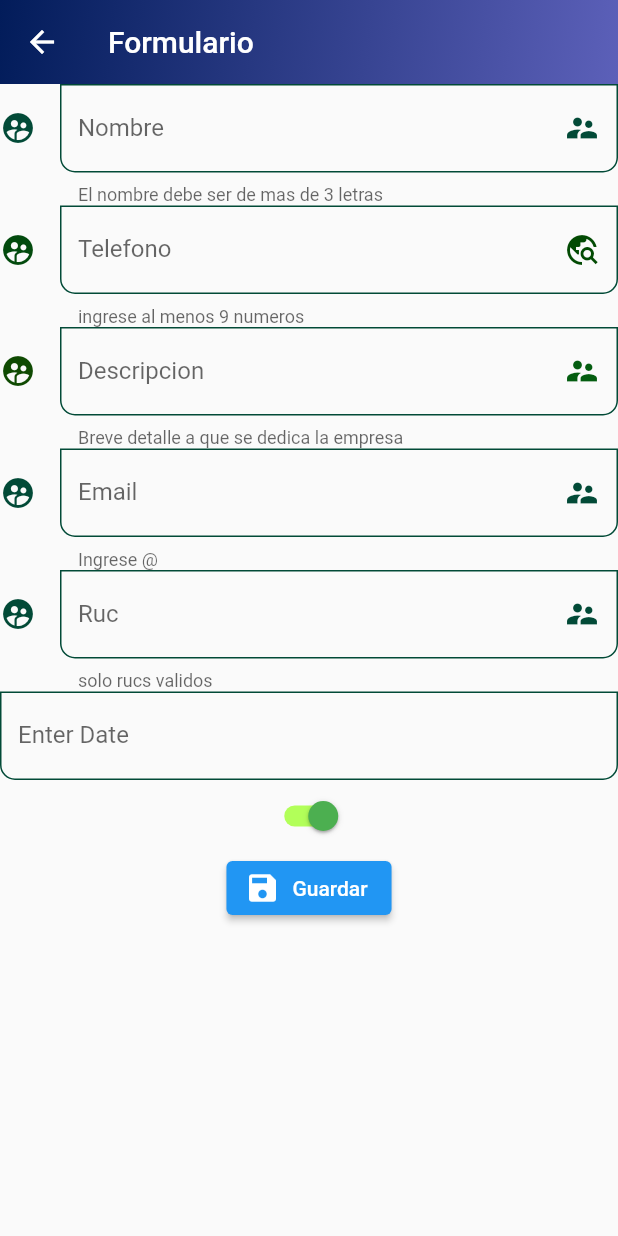
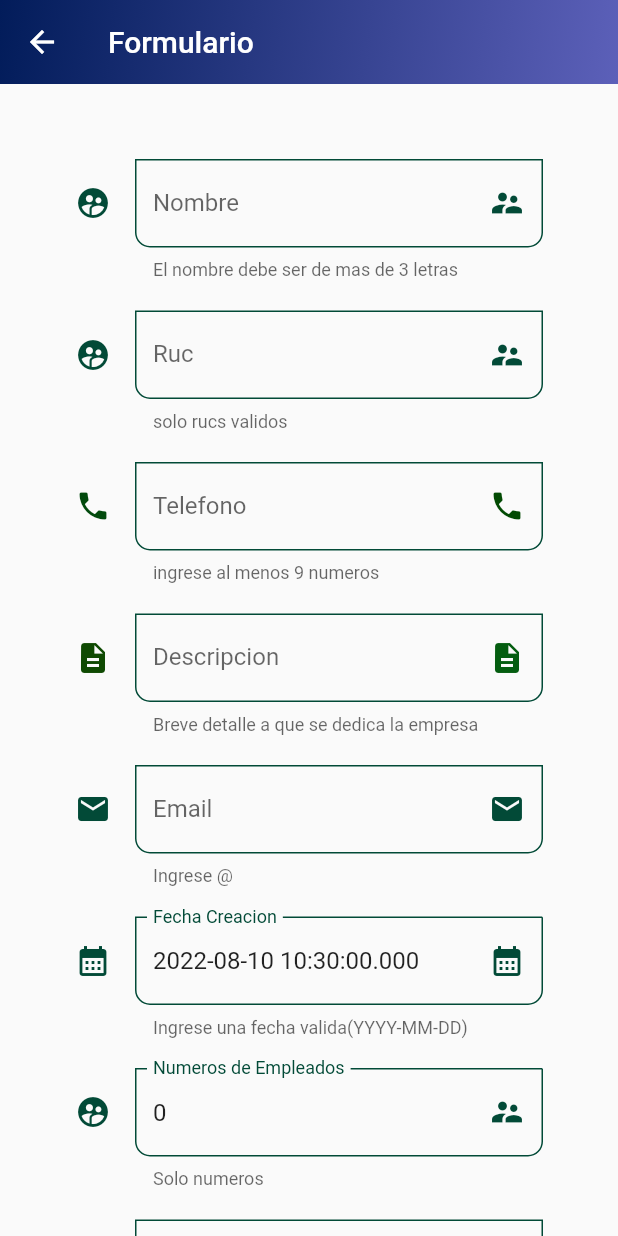
Before and after one commit to Proyecto-Integrador-yavirac/proyectoFlutterEntity, a Flutter app: the CreateEmpresaForm screen opened by its route, on a phone screen of 412 x 824 dp. Run offline on Flutter 3.47's test engine with Material 2 defaults, Android fonts, the phone set to English and light mode, and no system bars; network calls fail.

Commit message:
Cambios en el form

```diff
--- a/grupo_3_b/lib/models/empresa.dart
+++ b/grupo_3_b/lib/models/empresa.dart
@@ -10,7 +10,7 @@ class Empresa {
   String? email;
   String? direccion;
   int numeroEmpleados;
-  DateTime? fechaCreacion;
+  String? fechaCreacion;
 
   Empresa(
       {this.id,
--- a/grupo_3_b/lib/providers/empresa_provider.dart
+++ b/grupo_3_b/lib/providers/empresa_provider.dart
@@ -16,7 +16,7 @@ class EmpresaProvider extends ChangeNotifier {
       email: '',
       direccion: '',
       numeroEmpleados: 0,
-  );
+      fechaCreacion: '');
 
   final List<Empresa> empresas = [];
 
@@ -29,6 +29,7 @@ class EmpresaProvider extends ChangeNotifier {
     var response = await http.get(url);
 
     List<dynamic> usersList = json.decode(response.body);
+    print(usersList);
     usersList.forEach((empresa) {
       final empresaTemp = Empresa.fromMap(empresa);
       empresas.add(empresaTemp);
--- a/grupo_3_b/lib/screens/create_empresa_form_screen.dart
+++ b/grupo_3_b/lib/screens/create_empresa_form_screen.dart
@@ -2,6 +2,7 @@ import 'package:flutter/material.dart';
 
 import 'package:provider/provider.dart';
 import '../providers/providers.dart';
+import '../widgets/alert_dialog.dart';
 import '../widgets/widgets.dart';
 
 class CreateEmpresaForm extends StatelessWidget {
@@ -21,7 +22,8 @@ class CreateEmpresaForm extends StatelessWidget {
       'descripcion': '',
       'email': '',
       'direccion': '',
-      'numeroEmpleados': 0,
+      'numeroEmpleados': 0.toString(),
+      'fechaCreacion': DateTime.now().toString(),
     };
 
     return Scaffold(
@@ -48,7 +50,11 @@ class CreateEmpresaForm extends StatelessWidget {
         empresaValues: empresaValues,
         onChanged: () => {
           empresaProvider.createEmpresa(empresaValues),
-          Navigator.pop(context)
+          showDialog(
+              context: context,
+              builder: (BuildContext context) =>
+                  const AlertDialogDatabaseResponse(
+                      title: "Se ha creado exitosamente")),
         },
       )),
     );
--- a/grupo_3_b/lib/screens/empresa_list_screen.dart
+++ b/grupo_3_b/lib/screens/empresa_list_screen.dart
@@ -41,12 +41,14 @@ class EmpresaList extends StatelessWidget {
                   ],
                 ),
                 onTap: () {
+                  Map<String, dynamic> empresa =
+                      empresaProvider.empresas[index].toMap();
+
                   Navigator.push(
                       context,
                       (MaterialPageRoute(
                           builder: (context) => UpdateEmpresaForm(
-                                empresaValues:
-                                    empresaProvider.empresas[index].toMap(),
+                                empresaValues: empresa,
                               ))));
                 },
               ),
--- a/grupo_3_b/lib/screens/update_empresa_form_screen.dart
+++ b/grupo_3_b/lib/screens/update_empresa_form_screen.dart
@@ -1,4 +1,5 @@
 import 'package:flutter/material.dart';
+import 'package:grupo_3_b/widgets/alert_dialog.dart';
 import 'package:grupo_3_b/widgets/widgets.dart';
 import 'package:provider/provider.dart';
 
@@ -38,7 +39,11 @@ class UpdateEmpresaForm extends StatelessWidget {
               empresaValues: valores,
               onChanged: () => {
                     empresaProvider.updateEmpresa(valores),
-                    Navigator.pop(context)
+                    showDialog(
+                        context: context,
+                        builder: (BuildContext context) =>
+                            const AlertDialogDatabaseResponse(
+                                title: "Se ha actualizado exitosamente")),
                   })),
     );
   }
--- /dev/null
+++ b/grupo_3_b/lib/widgets/alert_dialog.dart
@@ -0,0 +1,32 @@
+import 'package:flutter/material.dart';
+
+class AlertDialogDatabaseResponse extends StatelessWidget {
+  final String title;
+  final String? content;
+
+  const AlertDialogDatabaseResponse(
+      {super.key, required this.title, this.content});
+
+  @override
+  Widget build(BuildContext context) {
+    return AlertDialog(
+      title: const Text('AlertDialog Title'),
+      content: SingleChildScrollView(
+        child: ListBody(
+          children: <Widget>[
+            Text(title),
+            Text(content ?? ''),
+          ],
+        ),
+      ),
+      actions: <Widget>[
+        TextButton(
+          child: const Text('Aceptar'),
+          onPressed: () {
+            Navigator.of(context).pop();
+          },
+        ),
+      ],
+    );
+  }
+}
--- a/grupo_3_b/lib/widgets/custom_form.dart
+++ b/grupo_3_b/lib/widgets/custom_form.dart
@@ -1,5 +1,4 @@
 import 'package:flutter/material.dart';
-import 'package:grupo_3_b/widgets/input_date_picker.dart';
 import 'package:grupo_3_b/widgets/widgets.dart';
 
 import '../themes/theme.dart';
@@ -18,67 +17,18 @@ class CustomForm extends StatelessWidget {
 
   @override
   Widget build(BuildContext context) {
-    return Form(
+    return Padding(
+        padding: const EdgeInsets.all(40),
+        child: Form(
           key: empresaKey,
           child: Column(
-        children: [
+            children: <Widget>[
               CustomInputField(
                 formProperty: 'nombre',
                 formValues: empresaValues,
                 hintText: 'Escriba su nombre:',
                 labelText: 'Nombre',
                 helperText: 'El nombre debe ser de mas de 3 letras',
-            suffixIcon: const Icon(
-              Icons.supervisor_account,
-              color: AppTheme.primary,
-            ),
-            icon: const Icon(
-              Icons.supervised_user_circle_rounded,
-              color: AppTheme.primary,
-            ),
-            keyboardType: TextInputType.text,
-            obscureText: false,
-          ),
-          CustomInputField(
-            formProperty: 'telefono',
-            formValues: empresaValues,
-            hintText: 'Escriba su telefono:',
-            labelText: 'Telefono',
-            helperText: 'ingrese al menos 9 numeros',
-            suffixIcon: const Icon(
-              Icons.travel_explore_sharp,
-              color: Color.fromARGB(255, 2, 74, 3),
-            ),
-            icon: const Icon(
-              Icons.supervised_user_circle_rounded,
-              color: Color.fromARGB(255, 2, 74, 13),
-            ),
-            keyboardType: TextInputType.text,
-            obscureText: false,
-          ),
-          CustomInputField(
-            formProperty: 'descripcion',
-            formValues: empresaValues,
-            hintText: 'Descripcion:',
-            labelText: 'Descripcion',
-            helperText: 'Breve detalle a que se dedica la empresa ',
-            suffixIcon: const Icon(
-              Icons.supervisor_account,
-              color: Color.fromARGB(255, 4, 93, 16),
-            ),
-            icon: const Icon(
-              Icons.supervised_user_circle_rounded,
-              color: Color.fromARGB(255, 15, 74, 2),
-            ),
-            keyboardType: TextInputType.text,
-            obscureText: false,
-          ),
-          CustomInputField(
-            formProperty: 'email',
-            formValues: empresaValues,
-            hintText: 'Escriba su email:',
-            labelText: 'Email',
-            helperText: 'Ingrese @',
                 suffixIcon: const Icon(
                   Icons.supervisor_account,
                   color: AppTheme.primary,
@@ -107,11 +57,117 @@ class CustomForm extends StatelessWidget {
                 keyboardType: TextInputType.text,
                 obscureText: false,
               ),
-          InputDatePickerField(
+              CustomInputField(
+                formProperty: 'telefono',
+                formValues: empresaValues,
+                hintText: 'Escriba su telefono:',
+                labelText: 'Telefono',
+                helperText: 'ingrese al menos 9 numeros',
+                suffixIcon: const Icon(
+                  Icons.phone,
+                  color: Color.fromARGB(255, 2, 74, 3),
+                ),
+                icon: const Icon(
+                  Icons.phone,
+                  color: Color.fromARGB(255, 2, 74, 13),
+                ),
+                keyboardType: TextInputType.text,
+                obscureText: false,
+              ),
+              CustomInputField(
+                formProperty: 'descripcion',
+                formValues: empresaValues,
+                hintText: 'Descripcion:',
+                labelText: 'Descripcion',
+                helperText: 'Breve detalle a que se dedica la empresa ',
+                suffixIcon: const Icon(
+                  Icons.description,
+                  color: Color.fromARGB(255, 4, 93, 16),
+                ),
+                icon: const Icon(
+                  Icons.description,
+                  color: Color.fromARGB(255, 15, 74, 2),
+                ),
+                keyboardType: TextInputType.text,
+                obscureText: false,
+              ),
+              CustomInputField(
+                formProperty: 'email',
+                formValues: empresaValues,
+                hintText: 'Escriba su email:',
+                labelText: 'Email',
+                helperText: 'Ingrese @',
+                suffixIcon: const Icon(
+                  Icons.mail,
+                  color: AppTheme.primary,
+                ),
+                icon: const Icon(
+                  Icons.mail,
+                  color: AppTheme.primary,
+                ),
+                keyboardType: TextInputType.text,
+                obscureText: false,
+              ),
+              CustomInputField(
                 formProperty: 'fechaCreacion',
                 formValues: empresaValues,
+                hintText: 'YYYY-MM-DD',
+                labelText: 'Fecha Creacion',
+                helperText: 'Ingrese una fecha valida(YYYY-MM-DD)',
+                suffixIcon: const Icon(
+                  Icons.calendar_month,
+                  color: AppTheme.primary,
                 ),
-          CheckboxToggle(formValues: empresaValues, formProperty: 'estado'),
+                icon: const Icon(
+                  Icons.calendar_month,
+                  color: AppTheme.primary,
+                ),
+                keyboardType: TextInputType.text,
+                obscureText: false,
+              ),
+              CustomInputField(
+                formProperty: 'numeroEmpleados',
+                formValues: empresaValues,
+                hintText: 'Ingrese el numeros de empleados de su empresa',
+                labelText: 'Numeros de Empleados',
+                helperText: 'Solo numeros',
+                suffixIcon: const Icon(
+                  Icons.supervisor_account,
+                  color: AppTheme.primary,
+                ),
+                icon: const Icon(
+                  Icons.supervised_user_circle_rounded,
+                  color: AppTheme.primary,
+                ),
+                keyboardType: TextInputType.number,
+                obscureText: false,
+              ),
+              CustomInputField(
+                formProperty: 'direccion',
+                formValues: empresaValues,
+                hintText: 'Ingrese la direccion de la empresa',
+                labelText: 'Direccion',
+                helperText: 'Ingrese una direccion',
+                suffixIcon: const Icon(
+                  Icons.directions_run,
+                  color: AppTheme.primary,
+                ),
+                icon: const Icon(
+                  Icons.directions_run,
+                  color: AppTheme.primary,
+                ),
+                keyboardType: TextInputType.text,
+                obscureText: false,
+              ),
+              Container(
+                child: Row(
+                  children: [
+                    const Text("Activo"),
+                    CheckboxToggle(
+                        formValues: empresaValues, formProperty: 'estado')
+                  ],
+                ),
+              ),
               ElevatedButton.icon(
                 onPressed: onChanged,
                 icon: const Icon(Icons.save),
@@ -119,6 +175,6 @@ class CustomForm extends StatelessWidget {
               )
             ],
           ),
-    );
+        ));
   }
 }
--- a/grupo_3_b/lib/widgets/custom_input_field.dart
+++ b/grupo_3_b/lib/widgets/custom_input_field.dart
@@ -28,14 +28,15 @@ class CustomInputField extends StatelessWidget {
 
   @override
   Widget build(BuildContext context) {
-    return TextFormField(
+    return Padding(
+        padding: const EdgeInsets.all(10),
+        child: TextFormField(
           keyboardType: keyboardType,
           obscureText: obscureText,
-      initialValue: formValues[formProperty],
+          initialValue: formValues[formProperty].toString(),
           textCapitalization: TextCapitalization.words,
           onChanged: (value) => formValues[formProperty] = value,
           autovalidateMode: AutovalidateMode.onUserInteraction,
-
           decoration: InputDecoration(
             hintText: '$hintText',
             labelText: '$labelText',
@@ -43,6 +44,6 @@ class CustomInputField extends StatelessWidget {
             suffixIcon: suffixIcon,
             icon: icon,
           ),
-    );
+        ));
   }
 }
--- a/grupo_3_b/lib/widgets/input_date_picker.dart
+++ b/grupo_3_b/lib/widgets/input_date_picker.dart
@@ -15,7 +15,7 @@ class _InputDatePickerFieldState extends State<InputDatePickerField> {
   @override
   Widget build(BuildContext context) {
     return InputDatePickerFormField(
-        firstDate: DateTime(2019),
+        firstDate: DateTime(1900),
         lastDate: DateTime(3020, 12, 12),
         initialDate: widget.formValues[widget.formProperty],
         onDateSubmitted: (date) {
```
Lines whose indentation alone changed are shown as unchanged.
